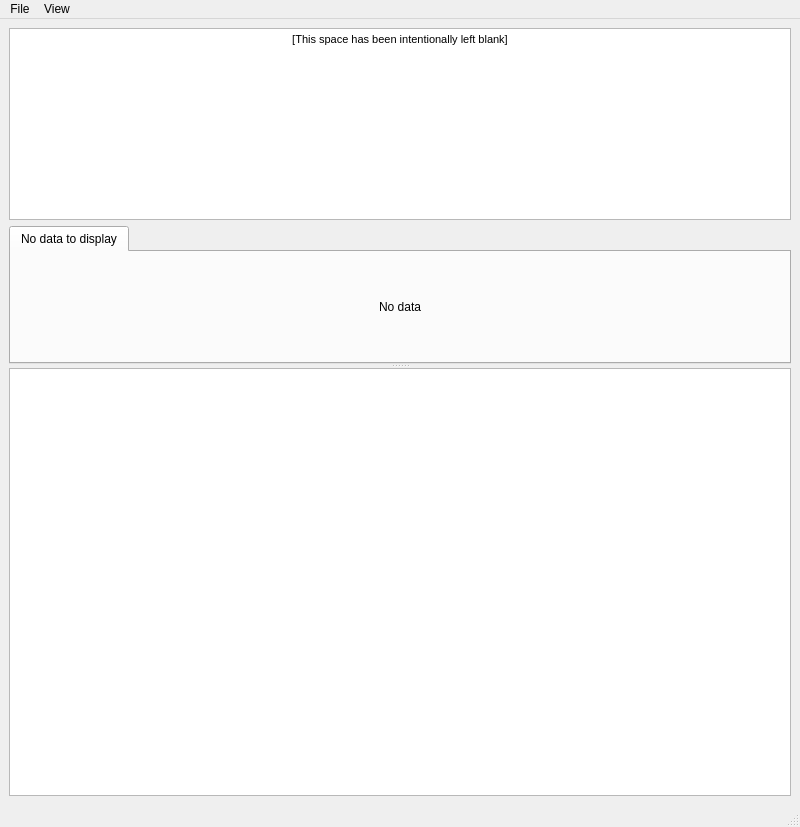
Qt form ui/main_window.ui (anstoradonlab/radon-monitor-gui) before a commit.
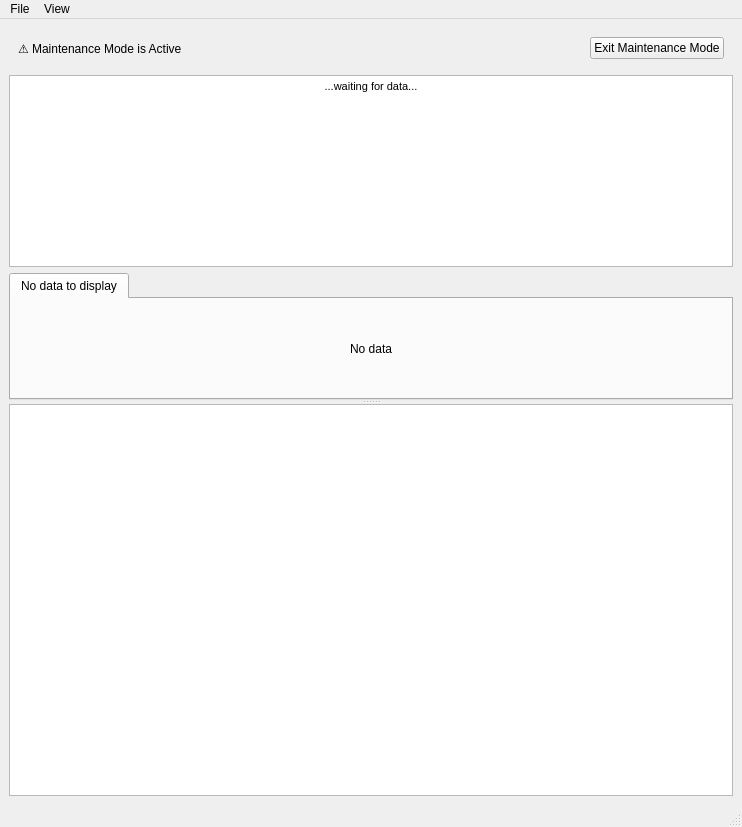
The same form after that commit.

Commit message: Add Maintenance mode to main window

The edit to the form file:
```diff
--- a/ui/main_window.ui
+++ b/ui/main_window.ui
@@ -6,7 +6,7 @@
    <rect>
     <x>0</x>
     <y>0</y>
-    <width>800</width>
+    <width>742</width>
     <height>827</height>
    </rect>
   </property>
@@ -28,6 +28,59 @@
       </property>
       <widget class="QWidget" name="verticalLayoutWidget">
        <layout class="QVBoxLayout" name="verticalLayout">
+        <item>
+         <widget class="QFrame" name="maintenanceModeFrame">
+          <property name="enabled">
+           <bool>true</bool>
+          </property>
+          <property name="minimumSize">
+           <size>
+            <width>0</width>
+            <height>41</height>
+           </size>
+          </property>
+          <layout class="QHBoxLayout" name="horizontalLayout">
+           <property name="spacing">
+            <number>6</number>
+           </property>
+           <item>
+            <widget class="QLabel" name="label_2">
+             <property name="sizePolicy">
+              <sizepolicy hsizetype="Preferred" vsizetype="Preferred">
+               <horstretch>20</horstretch>
+               <verstretch>0</verstretch>
+              </sizepolicy>
+             </property>
+             <property name="toolTip">
+              <string>Maintenance mode indicates that the detector is undergoing maintenance and measurements should be disregarded.</string>
+             </property>
+             <property name="autoFillBackground">
+              <bool>false</bool>
+             </property>
+             <property name="text">
+              <string>⚠️ Maintenance Mode is Active</string>
+             </property>
+             <property name="alignment">
+              <set>Qt::AlignLeading|Qt::AlignLeft|Qt::AlignVCenter</set>
+             </property>
+            </widget>
+           </item>
+           <item>
+            <widget class="QPushButton" name="exitMaintenancePushButton">
+             <property name="sizePolicy">
+              <sizepolicy hsizetype="Minimum" vsizetype="Fixed">
+               <horstretch>1</horstretch>
+               <verstretch>0</verstretch>
+              </sizepolicy>
+             </property>
+             <property name="text">
+              <string>Exit Maintenance Mode</string>
+             </property>
+            </widget>
+           </item>
+          </layout>
+         </widget>
+        </item>
         <item>
          <widget class="QTextBrowser" name="hudTextBrowser">
           <property name="sizePolicy">
@@ -55,8 +108,8 @@
            <string>&lt;!DOCTYPE HTML PUBLIC &quot;-//W3C//DTD HTML 4.0//EN&quot; &quot;http://www.w3.org/TR/REC-html40/strict.dtd&quot;&gt;
 &lt;html&gt;&lt;head&gt;&lt;meta name=&quot;qrichtext&quot; content=&quot;1&quot; /&gt;&lt;title&gt;template table&lt;/title&gt;&lt;style type=&quot;text/css&quot;&gt;
 p, li { white-space: pre-wrap; }
-&lt;/style&gt;&lt;/head&gt;&lt;body style=&quot; font-family:'MS Shell Dlg 2'; font-size:8.25pt; font-weight:400; font-style:normal;&quot;&gt;
-&lt;p align=&quot;center&quot; style=&quot; margin-top:12px; margin-bottom:12px; margin-left:0px; margin-right:0px; -qt-block-indent:0; text-indent:0px;&quot;&gt;[This space has been intentionally left blank]&lt;/p&gt;&lt;/body&gt;&lt;/html&gt;</string>
+&lt;/style&gt;&lt;/head&gt;&lt;body style=&quot; font-family:'Sans Serif'; font-size:9pt; font-weight:400; font-style:normal;&quot;&gt;
+&lt;p align=&quot;center&quot; style=&quot; margin-top:12px; margin-bottom:12px; margin-left:0px; margin-right:0px; -qt-block-indent:0; text-indent:0px;&quot;&gt;&lt;span style=&quot; font-family:'MS Shell Dlg 2'; font-size:8.25pt;&quot;&gt;...waiting for data...&lt;/span&gt;&lt;/p&gt;&lt;/body&gt;&lt;/html&gt;</string>
           </property>
          </widget>
         </item>
@@ -128,8 +181,8 @@
     <rect>
      <x>0</x>
      <y>0</y>
-     <width>800</width>
-     <height>21</height>
+     <width>742</width>
+     <height>20</height>
     </rect>
    </property>
    <widget class="QMenu" name="menuFile">
```
Left out of the diff: 10 changed lines with no effect on the pictures. The commit also changes 2 other files.
